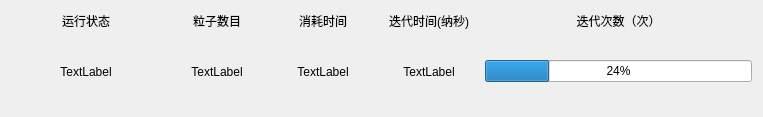
Old version of the form src/Contorl/ContorlDataBar.ui in the repository BeQuiet1228/FreeCAD.
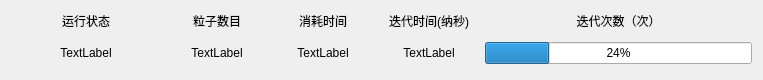
New version of the form.

```diff
--- a/src/Contorl/ContorlDataBar.ui
+++ b/src/Contorl/ContorlDataBar.ui
@@ -7,7 +7,7 @@
     <x>0</x>
     <y>0</y>
     <width>763</width>
-    <height>117</height>
+    <height>80</height>
    </rect>
   </property>
   <property name="windowTitle">
```
